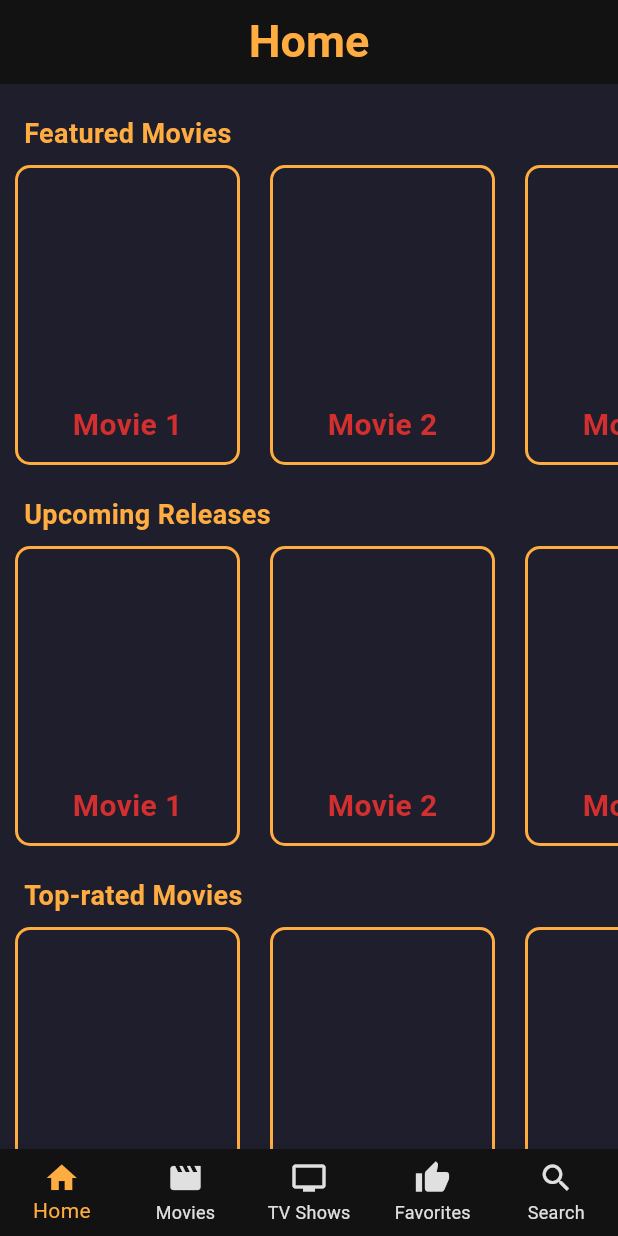
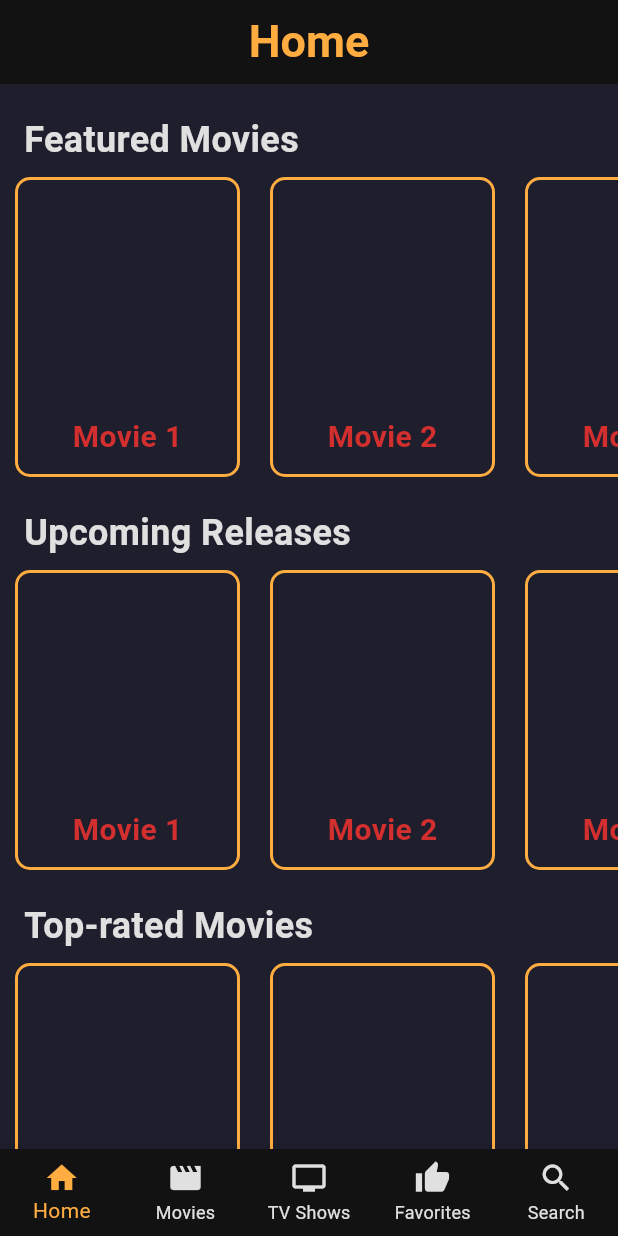
Before and after one commit to mauriciolechugaCA/PopcornMate, a Flutter app: the screen it shows after launch, on a phone screen of 412 x 824 dp. Run offline on Flutter 3.47's test engine with Material 3 defaults, Android fonts, the phone set to English and light mode, and no system bars.

Commit message:
Update SectionTitle widget styles: increase font size and change text color

```diff
--- a/lib/widgets/section_title.dart
+++ b/lib/widgets/section_title.dart
@@ -17,9 +17,9 @@ class SectionTitle extends StatelessWidget {
           child: Text(
             title,
             style: const TextStyle(
-              fontSize: 18,
+              fontSize: 24,
               fontWeight: FontWeight.bold,
-              color: AppColors.accent,
+              color: AppColors.text,
             ),
           ),
         ));
```
